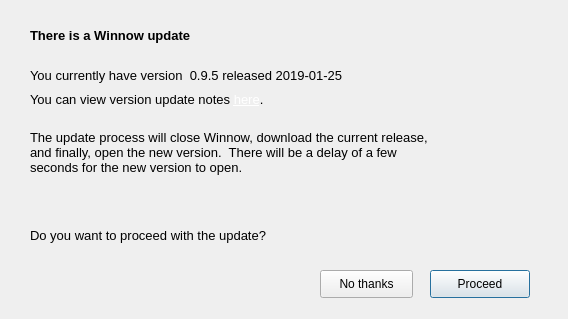
The window that Dialogs/updateapp.ui (towhee/Winnow64) describes before a commit, drawn with Qt 5.
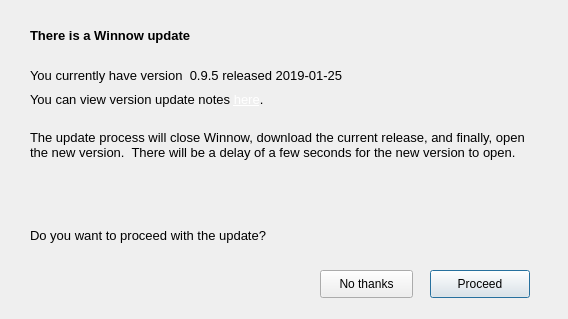
The same window after the commit.

Diff of the .ui file:
```diff
--- a/Dialogs/updateapp.ui
+++ b/Dialogs/updateapp.ui
@@ -151,7 +151,7 @@
     <rect>
      <x>30</x>
      <y>130</y>
-     <width>411</width>
+     <width>501</width>
      <height>91</height>
     </rect>
    </property>
```
